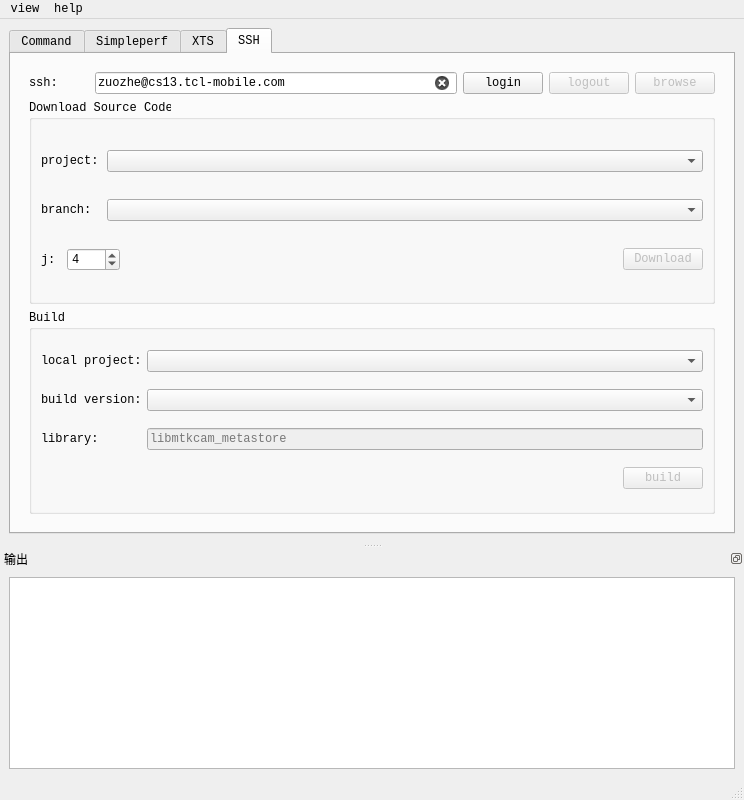
Before: the Qt Designer form mainwindow.ui in zuoVision/Qt, drawn with Qt 5.
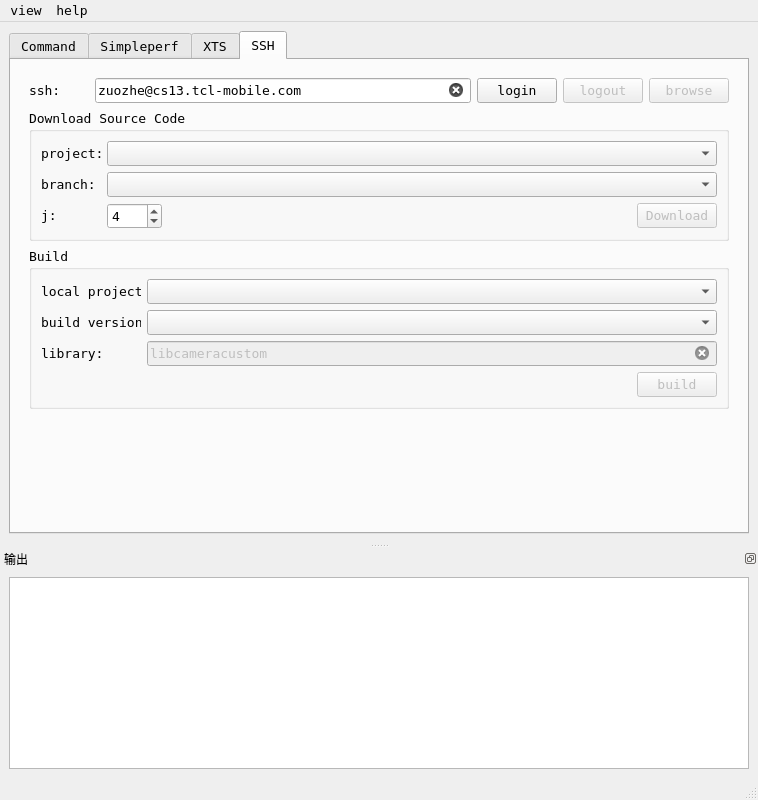
After: the same form once the commit is applied.

Diff of the .ui file:
```diff
--- a/mainwindow.ui
+++ b/mainwindow.ui
@@ -6,7 +6,7 @@
    <rect>
     <x>0</x>
     <y>0</y>
-    <width>744</width>
+    <width>758</width>
     <height>800</height>
    </rect>
   </property>
@@ -18,7 +18,8 @@
   </property>
   <property name="font">
    <font>
-    <family>Consolas</family>
+    <family>DejaVu Sans Mono</family>
+    <pointsize>10</pointsize>
    </font>
   </property>
   <property name="windowTitle">
@@ -34,11 +35,6 @@
       <property name="enabled">
        <bool>true</bool>
       </property>
-      <property name="font">
-       <font>
-        <family>Consolas</family>
-       </font>
-      </property>
       <property name="styleSheet">
        <string notr="true"/>
       </property>
@@ -2071,6 +2067,12 @@
        <layout class="QGridLayout" name="gridLayout_39">
         <item row="0" column="0">
          <widget class="QWidget" name="widget_9" native="true">
+          <property name="font">
+           <font>
+            <family>DejaVu Sans Mono</family>
+            <pointsize>10</pointsize>
+           </font>
+          </property>
           <layout class="QGridLayout" name="gridLayout_23">
            <item row="0" column="0">
             <layout class="QHBoxLayout" name="horizontalLayout_49">
@@ -2197,13 +2199,13 @@
                   </property>
                   <property name="minimumSize">
                    <size>
-                    <width>20</width>
+                    <width>60</width>
                     <height>23</height>
                    </size>
                   </property>
                   <property name="maximumSize">
                    <size>
-                    <width>20</width>
+                    <width>60</width>
                     <height>23</height>
                    </size>
                   </property>
@@ -2378,6 +2380,9 @@
                     <verstretch>0</verstretch>
                    </sizepolicy>
                   </property>
+                  <property name="text">
+                   <string>libcameracustom</string>
+                  </property>
                   <property name="placeholderText">
                    <string>libmtkcam_metastore</string>
                   </property>
@@ -2414,6 +2419,19 @@
              </layout>
             </widget>
            </item>
+           <item row="3" column="0">
+            <spacer name="verticalSpacer">
+             <property name="orientation">
+              <enum>Qt::Vertical</enum>
+             </property>
+             <property name="sizeHint" stdset="0">
+              <size>
+               <width>20</width>
+               <height>40</height>
+              </size>
+             </property>
+            </spacer>
+           </item>
           </layout>
          </widget>
         </item>
@@ -2428,8 +2446,8 @@
     <rect>
      <x>0</x>
      <y>0</y>
-     <width>744</width>
-     <height>23</height>
+     <width>758</width>
+     <height>19</height>
     </rect>
    </property>
    <widget class="QMenu" name="menu">
@@ -2480,6 +2498,12 @@
      <height>524287</height>
     </size>
    </property>
+   <property name="font">
+    <font>
+     <family>DejaVu Sans Mono</family>
+     <pointsize>9</pointsize>
+    </font>
+   </property>
    <property name="floating">
     <bool>false</bool>
    </property>
@@ -2499,6 +2523,12 @@
     <layout class="QGridLayout" name="gridLayout_3">
      <item row="0" column="0">
       <widget class="QTextEdit" name="textEdit">
+       <property name="font">
+        <font>
+         <family>DejaVu Sans Mono</family>
+         <pointsize>10</pointsize>
+        </font>
+       </property>
        <property name="cursor" stdset="0">
         <cursorShape>IBeamCursor</cursorShape>
        </property>
```
Left out of the diff: 8 changed lines with no effect on the pictures.
